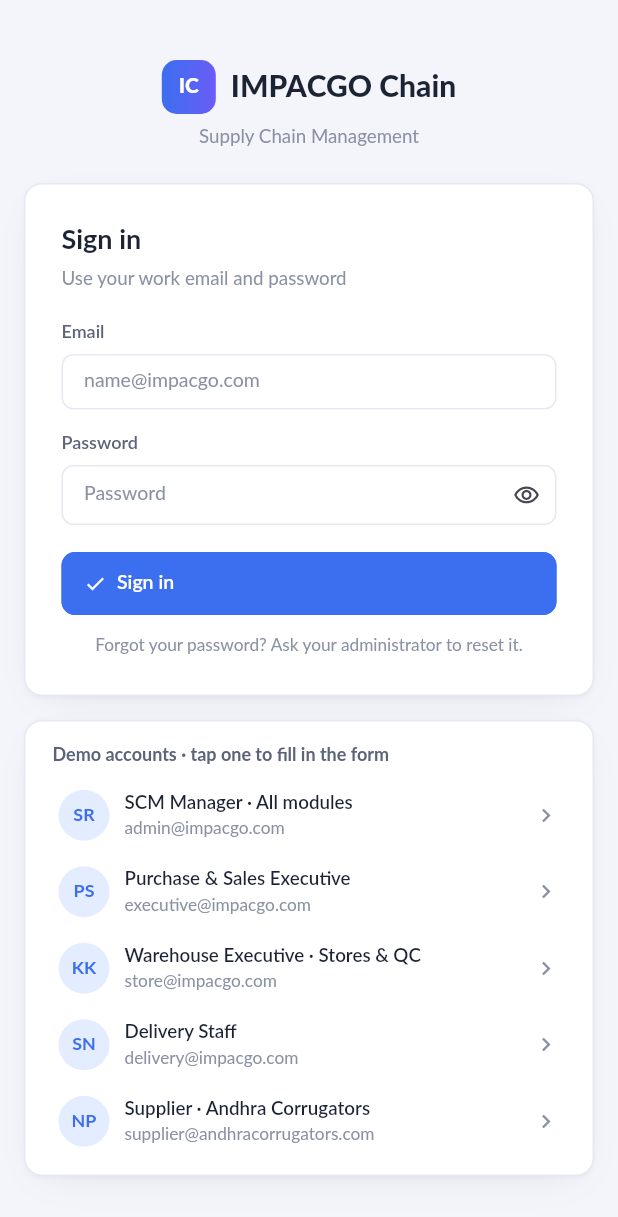
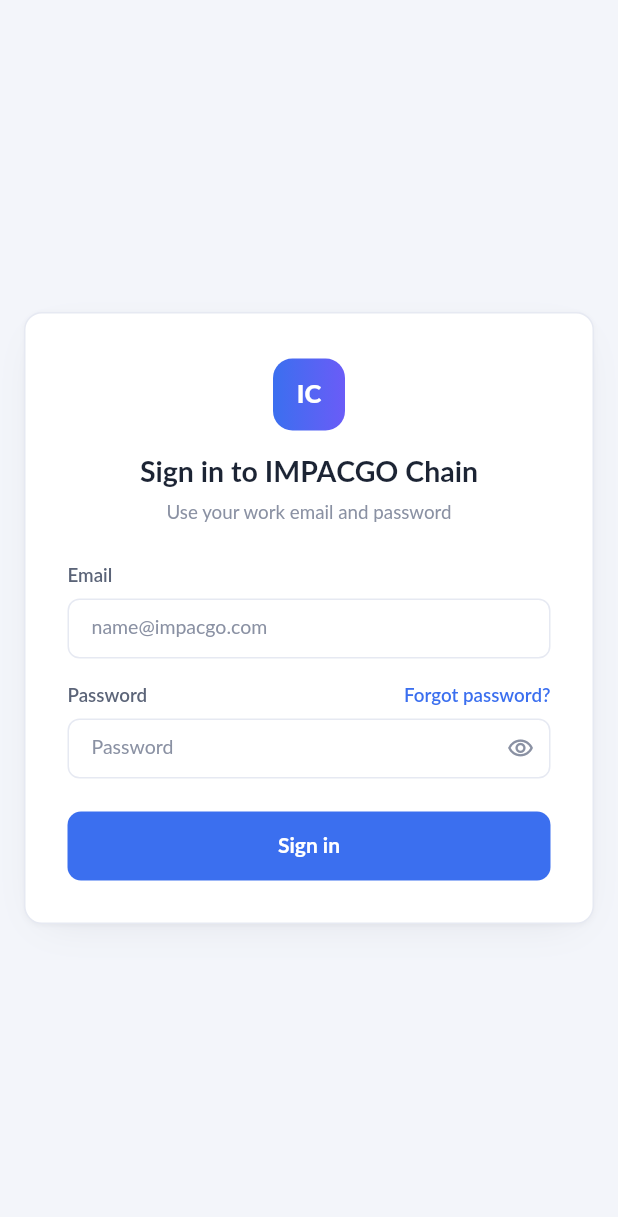
Before and after one commit to ImpacgoSolutions/impacgo-chain-frontend, a Flutter app: the screen it shows after launch, on a phone screen of 412 x 824 dp. Shown: the top 1217 px of the screen. Run offline on Flutter 3.47's test engine with Material 3 defaults, Android fonts, the phone set to English and light mode, and no system bars; our stand-ins replace pdf; missing offline and left inert: dart:html, excel.

Commit message:
Sign-in page: one clean card, centred Sign in button, Forgot password
The demo accounts list is removed from the page (they are in DEMO_LOGINS.md);
'Forgot password?' asks for the email and sends a reset link (recorded in the
email log until the backend sends it), with the same message whether or not
the account exists.

Co-Authored-By: Claude Opus 5.5 <noreply@anthropic.com>

```diff
--- a/lib/ui/login.dart
+++ b/lib/ui/login.dart
@@ -1,10 +1,12 @@
 import 'package:flutter/material.dart';
 import '../app_state.dart';
-import '../core/auth.dart';
+import 'overlays.dart';
 import 'tokens.dart';
 import 'widgets.dart';
 
-/// Sign-in page shown until someone logs in.
+final _emailPattern = RegExp(r'^[^@\s]+@[^@\s]+\.[^@\s]+$');
+
+/// Sign-in page shown until someone logs in: one card with email, password, "Forgot password?" and Sign in.
 class LoginScreen extends StatefulWidget {
   const LoginScreen({super.key});
   @override
@@ -33,7 +35,7 @@ class _LoginScreenState extends State<LoginScreen> {
     if (err != null) setState(() => _error = err);
   }
 
-  Widget _label(String t) => Padding(padding: const EdgeInsets.only(bottom: 6), child: Text(t, style: const TextStyle(fontSize: 12, fontWeight: FontWeight.w600, color: C.soft)));
+  Widget _label(String t) => Padding(padding: const EdgeInsets.only(bottom: 6), child: Text(t, style: const TextStyle(fontSize: 12.5, fontWeight: FontWeight.w600, color: C.soft)));
 
   @override
   Widget build(BuildContext context) {
@@ -43,92 +45,141 @@ class _LoginScreenState extends State<LoginScreen> {
         child: SingleChildScrollView(
           padding: const EdgeInsets.all(16),
           child: ConstrainedBox(
-            constraints: const BoxConstraints(maxWidth: 420),
+            constraints: const BoxConstraints(maxWidth: 400),
+            child: CardBox(
+              padding: const EdgeInsets.fromLTRB(28, 30, 28, 28),
               child: Column(crossAxisAlignment: CrossAxisAlignment.stretch, children: [
-              Row(mainAxisAlignment: MainAxisAlignment.center, children: [
-                Container(
-                  width: 36,
-                  height: 36,
+                // brand
+                Center(
+                  child: Container(
+                    width: 48,
+                    height: 48,
                     alignment: Alignment.center,
-                  decoration: BoxDecoration(borderRadius: BorderRadius.circular(10), gradient: const LinearGradient(colors: [C.blue600, Color(0xFF6A5CF7)])),
-                  child: const Text('IC', style: TextStyle(color: Colors.white, fontSize: 14, fontWeight: FontWeight.w800)),
+                    decoration: BoxDecoration(borderRadius: BorderRadius.circular(13), gradient: const LinearGradient(colors: [C.blue600, Color(0xFF6A5CF7)])),
+                    child: const Text('IC', style: TextStyle(color: Colors.white, fontSize: 17, fontWeight: FontWeight.w800)),
                   ),
-                const SizedBox(width: 10),
-                const Text('IMPACGO Chain', style: TextStyle(fontSize: 20, fontWeight: FontWeight.w800)),
-              ]),
-              const SizedBox(height: 6),
-              const Text('Supply Chain Management', textAlign: TextAlign.center, style: TextStyle(fontSize: 12.5, color: C.faint)),
-              const SizedBox(height: 22),
-              CardBox(
-                padding: const EdgeInsets.all(24),
-                child: Column(crossAxisAlignment: CrossAxisAlignment.stretch, children: [
-                  const Text('Sign in', style: TextStyle(fontSize: 18, fontWeight: FontWeight.w700)),
+                ),
+                const SizedBox(height: 14),
+                const Text('Sign in to IMPACGO Chain', textAlign: TextAlign.center, style: TextStyle(fontSize: 19, fontWeight: FontWeight.w700)),
                 const SizedBox(height: 4),
-                  const Text('Use your work email and password', style: TextStyle(fontSize: 12.5, color: C.faint)),
-                  const SizedBox(height: 18),
+                const Text('Use your work email and password', textAlign: TextAlign.center, style: TextStyle(fontSize: 12.5, color: C.faint)),
+                const SizedBox(height: 24),
                 _label('Email'),
                 TextField(
                   controller: _email,
                   keyboardType: TextInputType.emailAddress,
-                    style: const TextStyle(fontSize: 13),
-                    decoration: const InputDecoration(hintText: 'name@impacgo.com', contentPadding: EdgeInsets.symmetric(horizontal: 11, vertical: 13)),
+                  autofillHints: const [AutofillHints.email],
+                  style: const TextStyle(fontSize: 13.5),
+                  decoration: const InputDecoration(hintText: 'name@impacgo.com', contentPadding: EdgeInsets.symmetric(horizontal: 12, vertical: 14)),
                   onSubmitted: (_) => _signIn(),
                 ),
-                  const SizedBox(height: 14),
-                  _label('Password'),
+                const SizedBox(height: 16),
+                Row(children: [
+                  Expanded(child: _label('Password')),
+                  Padding(
+                    padding: const EdgeInsets.only(bottom: 6),
+                    child: InkWell(
+                      borderRadius: BorderRadius.circular(4),
+                      onTap: () => _forgotPassword(_email.text.trim()),
+                      child: const Text('Forgot password?', style: TextStyle(fontSize: 12.5, fontWeight: FontWeight.w600, color: C.blue600)),
+                    ),
+                  ),
+                ]),
                 TextField(
                   controller: _pass,
                   obscureText: _hide,
-                    style: const TextStyle(fontSize: 13),
+                  autofillHints: const [AutofillHints.password],
+                  style: const TextStyle(fontSize: 13.5),
                   decoration: InputDecoration(
                     hintText: 'Password',
-                      contentPadding: const EdgeInsets.symmetric(horizontal: 11, vertical: 13),
-                      suffixIcon: IconButton(icon: Icon(_hide ? Icons.visibility_outlined : Icons.visibility_off_outlined, size: 18), onPressed: () => setState(() => _hide = !_hide)),
+                    contentPadding: const EdgeInsets.symmetric(horizontal: 12, vertical: 14),
+                    suffixIcon: IconButton(
+                      tooltip: _hide ? 'Show password' : 'Hide password',
+                      icon: Icon(_hide ? Icons.visibility_outlined : Icons.visibility_off_outlined, size: 18, color: C.faint),
+                      onPressed: () => setState(() => _hide = !_hide),
+                    ),
                   ),
                   onSubmitted: (_) => _signIn(),
                 ),
                 if (_error != null) Padding(padding: const EdgeInsets.only(top: 10), child: Text(_error!, style: const TextStyle(fontSize: 12.5, color: C.red))),
-                  const SizedBox(height: 18),
-                  SizedBox(height: 42, child: Btn('Sign in', icon: 'check', onTap: _signIn)),
-                  const SizedBox(height: 12),
-                  const Text('Forgot your password? Ask your administrator to reset it.', textAlign: TextAlign.center, style: TextStyle(fontSize: 11.5, color: C.faint)),
-                ]),
+                const SizedBox(height: 22),
+                // full width, the text in the middle
+                SizedBox(
+                  height: 46,
+                  child: FilledButton(
+                    onPressed: _signIn,
+                    style: FilledButton.styleFrom(
+                      backgroundColor: C.blue600,
+                      foregroundColor: Colors.white,
+                      shape: RoundedRectangleBorder(borderRadius: BorderRadius.circular(9)),
+                      textStyle: const TextStyle(fontFamily: 'Lato', fontSize: 14, fontWeight: FontWeight.w700),
                     ),
-              const SizedBox(height: 16),
-              CardBox(
-                padding: const EdgeInsets.fromLTRB(18, 14, 18, 10),
-                child: Column(crossAxisAlignment: CrossAxisAlignment.stretch, children: [
-                  const Text('Demo accounts · tap one to fill in the form', style: TextStyle(fontSize: 12, fontWeight: FontWeight.w700, color: C.soft)),
-                  const SizedBox(height: 6),
-                  for (final u in demoUsers)
-                    InkWell(
-                      borderRadius: BorderRadius.circular(8),
-                      onTap: () => setState(() {
-                        _email.text = u.email;
-                        _pass.text = u.password;
-                        _error = null;
-                      }),
-                      child: Padding(
-                        padding: const EdgeInsets.symmetric(vertical: 8, horizontal: 4),
-                        child: Row(children: [
-                          Avatar(u.name),
-                          const SizedBox(width: 10),
-                          Expanded(
-                            child: Column(crossAxisAlignment: CrossAxisAlignment.start, children: [
-                              Text(u.title, style: const TextStyle(fontSize: 12.5, fontWeight: FontWeight.w600)),
-                              Text(u.email, style: const TextStyle(fontSize: 11.5, color: C.faint)),
-                            ]),
-                          ),
-                          const Icon(Icons.chevron_right, size: 18, color: C.faint),
-                        ]),
+                    child: const Text('Sign in'),
                   ),
                 ),
               ]),
             ),
-            ]),
           ),
         ),
       ),
     );
   }
 }
+
+/// Forgot password: the reset link goes to the email address (sent by the backend once it is connected).
+/// The message is the same whether or not the account exists, so nobody can find out which emails have accounts.
+void _forgotPassword(String email) {
+  final ctl = TextEditingController(text: email);
+  String? error;
+  showDialog<void>(
+    context: rootCtx,
+    barrierColor: const Color(0x73141B2D),
+    builder: (ctx) => StatefulBuilder(
+      builder: (ctx, setState) {
+        void send() {
+          final e = ctl.text.trim();
+          if (!_emailPattern.hasMatch(e)) {
+            setState(() => error = 'Enter a valid email address');
+            return;
+          }
+          S.requestPasswordReset(e);
+          Navigator.of(ctx).pop();
+          toast('If an account exists for $e, a link to reset the password has been sent to it');
+        }
+
+        return Dialog(
+          backgroundColor: C.card,
+          surfaceTintColor: Colors.transparent,
+          insetPadding: const EdgeInsets.all(16),
+          shape: RoundedRectangleBorder(borderRadius: BorderRadius.circular(14)),
+          child: ConstrainedBox(
+            constraints: const BoxConstraints(maxWidth: 400),
+            child: Padding(
+              padding: const EdgeInsets.fromLTRB(24, 22, 24, 22),
+              child: Column(mainAxisSize: MainAxisSize.min, crossAxisAlignment: CrossAxisAlignment.stretch, children: [
+                const Text('Reset your password', style: TextStyle(fontSize: 17, fontWeight: FontWeight.w700)),
+                const SizedBox(height: 6),
+                const Text('Enter the email you sign in with. We will send you a link to choose a new password.', style: TextStyle(fontSize: 12.5, color: C.soft, height: 1.5)),
+                const SizedBox(height: 16),
+                TextField(
+                  controller: ctl,
+                  autofocus: true,
+                  keyboardType: TextInputType.emailAddress,
+                  style: const TextStyle(fontSize: 13.5),
+                  decoration: const InputDecoration(hintText: 'name@impacgo.com', contentPadding: EdgeInsets.symmetric(horizontal: 12, vertical: 14)),
+                  onSubmitted: (_) => send(),
+                ),
+                if (error != null) Padding(padding: const EdgeInsets.only(top: 8), child: Text(error!, style: const TextStyle(fontSize: 12.5, color: C.red))),
+                const SizedBox(height: 20),
+                Wrap(alignment: WrapAlignment.end, spacing: 10, runSpacing: 8, children: [
+                  Btn.secondary('Cancel', onTap: () => Navigator.of(ctx).pop()),
+                  Btn('Send reset link', icon: 'msg', onTap: send),
+                ]),
+              ]),
+            ),
+          ),
+        );
+      },
+    ),
+  ).whenComplete(ctl.dispose);
+}
```
Also changed, not shown: lib/core/store.dart (+7 -0 lines), 3 other files. Lines whose indentation alone changed are shown as unchanged.
